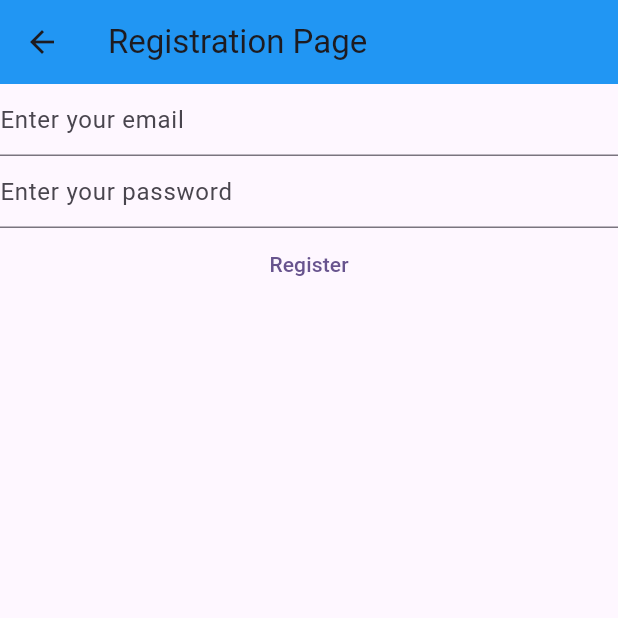
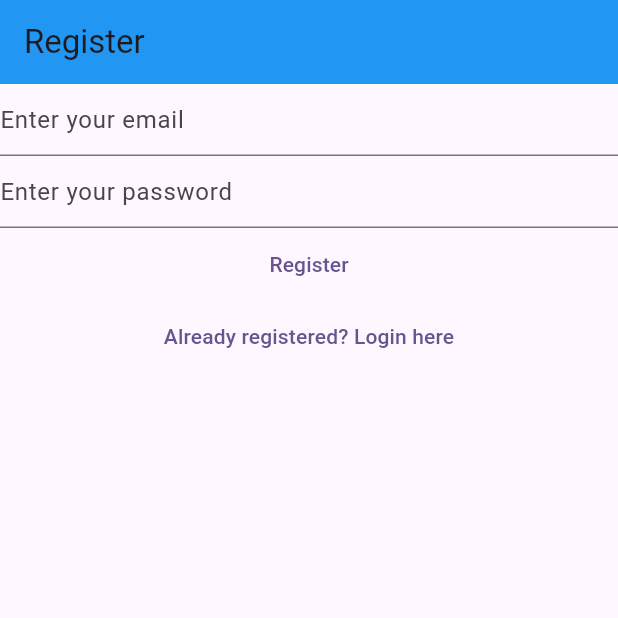
Before and after one commit to Rudra1502/BlinkNote, a Flutter app: the RegisterView screen opened directly, on a phone screen of 412 x 824 dp, the top half of it. Run offline on Flutter 3.47's test engine with Material 3 defaults, Android fonts, the phone set to English and light mode, and no system bars; our stand-ins replace firebase_auth, firebase_core; accounts and stored records are empty.

Commit message:
second commit

```diff
--- a/lib/views/regiser_view.dart
+++ b/lib/views/regiser_view.dart
@@ -2,7 +2,6 @@ import 'package:firebase_auth/firebase_auth.dart';
 import 'package:firebase_core/firebase_core.dart';
 import 'package:flutter/material.dart';
 import 'package:mynotes/firebase_options.dart';
-
 
 class RegisterView extends StatefulWidget {
   const RegisterView({super.key});
@@ -33,18 +32,10 @@ class _RegisterViewState extends State<RegisterView> {
   Widget build(BuildContext context) {
     return Scaffold(
       appBar: AppBar(
-        title: const Text('Registration Page'),
+        title: const Text('Register'),
         backgroundColor: Colors.blue,
       ),
-      body: Center(
-        child: FutureBuilder(
-          future: Firebase.initializeApp(
-            options: DefaultFirebaseOptions.currentPlatform,
-          ),
-          builder: (context, snapshot) {
-            switch (snapshot.connectionState) {
-              case ConnectionState.done:
-                return Column(
+      body: Column(
         children: [
           TextField(
             controller: _email,
@@ -52,16 +43,14 @@ class _RegisterViewState extends State<RegisterView> {
             obscureText: false,
             enableSuggestions: true,
             keyboardType: TextInputType.emailAddress,
-                      decoration:
-                          const InputDecoration(hintText: 'Enter your email'),
+            decoration: const InputDecoration(hintText: 'Enter your email'),
           ),
           TextField(
             controller: _password,
             autocorrect: false,
             obscureText: true,
             enableSuggestions: false,
-                      decoration: const InputDecoration(
-                          hintText: 'Enter your password'),
+            decoration: const InputDecoration(hintText: 'Enter your password'),
           ),
           TextButton(
             onPressed: () async {
@@ -88,13 +77,13 @@ class _RegisterViewState extends State<RegisterView> {
             },
             child: const Text('Register'),
           ),
+          TextButton(
+              onPressed: () {
+                Navigator.of(context)
+                    .pushNamedAndRemoveUntil('/login/', (route) => false);
+              },
+              child: const Text('Already registered? Login here')),
         ],
-                );
-              default:
-                return const Text('loading');
-            }
-          },
-        ),
       ),
     );
   }
```
Also changed, not shown: lib/main.dart (+14 -12 lines), lib/views/login_view.dart (+10 -20 lines), lib/views/verify_email_view.dart (added, +36 -0 lines). Lines whose indentation alone changed are shown as unchanged.
